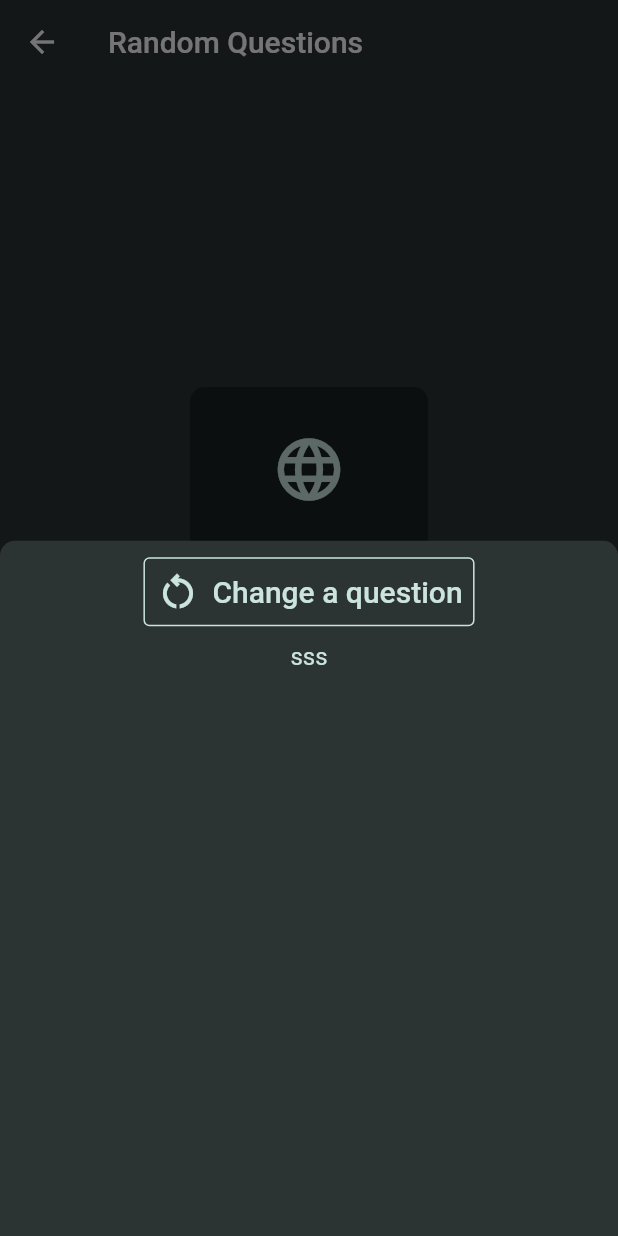
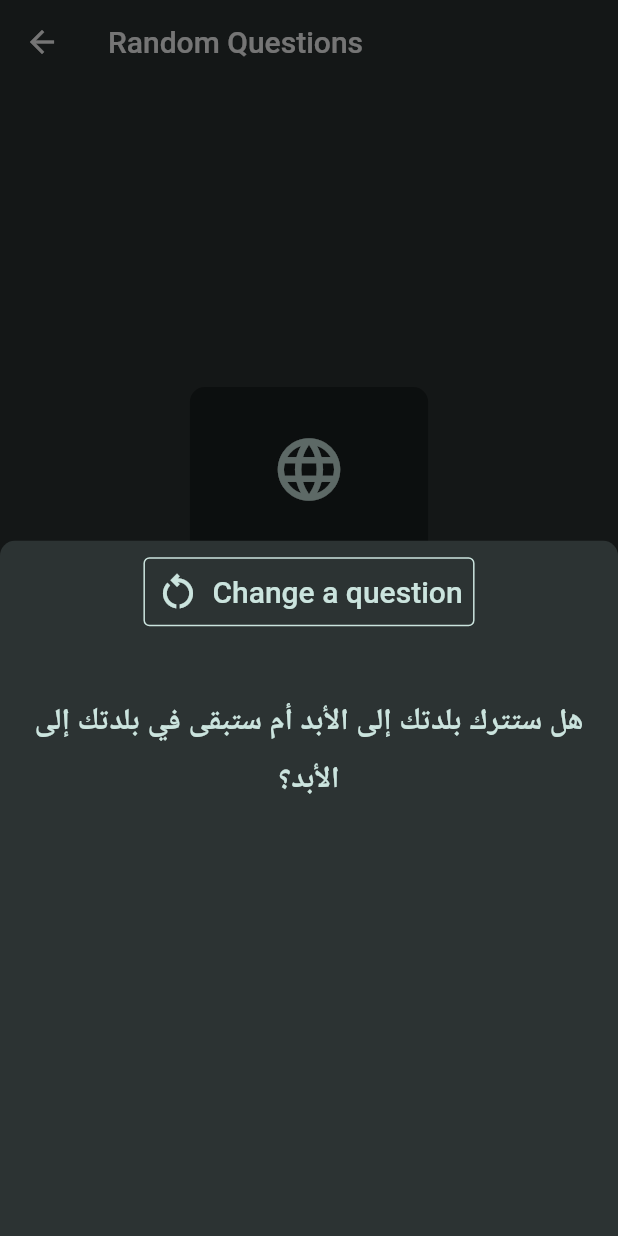
Before and after one commit to eslamelezaby98/trivia_app, a Flutter app: the RandomQuestionsScreen screen opened by its route, after a tap on "باللغة العربية", on a phone screen of 412 x 824 dp. Run offline on Flutter 3.47's test engine with Material 2 defaults, Android fonts, the phone set to English and light mode, and no system bars.

Commit message:
adding provider

```diff
--- a/lib/config/app_routes/generate_routes.dart
+++ b/lib/config/app_routes/generate_routes.dart
@@ -1,6 +1,6 @@
 import 'package:flutter/material.dart';
 import 'package:trivia_app/config/app_routes/app_routes.dart';
-import 'package:trivia_app/views/random_questions/random_questions.dart';
+import 'package:trivia_app/views/random_questions/random_questions_screen.dart';
 import 'package:trivia_app/views/start_screen/start_screen.dart';
 
 class GenerateRoutes {
--- /dev/null
+++ b/lib/data/arabic_questions.dart
@@ -0,0 +1,52 @@
+List arabicQuestions = [
+  "هل ستترك بلدتك إلى الأبد أم ستبقى في بلدتك إلى الأبد؟",
+  "هل هناك تطبيق تكرهه ولكنك تستخدمه على أي حال؟",
+  "إذا أمكنك حبس شخص واحد في مؤسسة عقلية ، فمن سيكون؟",
+  " ما هو أصعب تحد في حياتك حتى الآن؟",
+  " ما هو الشيء المشترك الذي تفكر فيه عندما تكون وحيدا؟",
+  "هل بكيت في فيلم؟",
+  "عندما تقابل شخصًا تنجذب إليه ، ما الذي تلاحظه أولاً؟",
+  "إذا كان لديك كل المال في العالم ، فما هو أول شيء تشتريه؟",
+  " ما الذي تتمنى أن تنجزه الآن في الحياة؟",
+  "ما هي آخر تجربة جعلتك شخصًا أقوى؟",
+  " عندما تبلغ من العمر 90 عامًا ، ما هو الشيء الأكثر أهمية بالنسبة لك؟",
+  "إذا كان بإمكانك أن تكون غير مرئي ، فما هو أول شيء ستفعله؟",
+  " متى كانت آخر مرة اعتذرت فيها؟ لماذا؟",
+  "هل قمت يومًا بالغش على حبيبك؟",
+  "ما هي أطول مدة نمت فيها؟",
+  "اقرأ آخر شيء أرسلته لصديقك المقرب أو شخصًا مهمًا بصوت عالٍ",
+  "ما هو الشيء الوحيد الذي تتمنى أن تكذب بشأنه؟",
+  "ما هي أفضل نصيحة تلقيتها؟",
+  "اذكر الوقت الذي تعتقد أنك كنت فيه شريكًا سيئًا في علاقة عاطفية.",
+  "هل لديك صديق مفضل؟",
+  "ما هو أغرب حلم حلمت به؟",
+  "ما هو أغرب حلم حلمت به؟",
+  "ا هو الشيء الوحيد الذي تفعله فقط عندما تكون بمفردك؟",
+  "ما هي أبرز مواصفات فتاة أحلامك؟",
+  "ما هي أبرز مواصفات فتاة أحلامك؟",
+  "من ستختار من بين الموجودين ليمسح دموعك ويخفف أحزانك؟",
+  "بماذا تشعر تجاه نفسك؟",
+  "هل تكون فكرتك عن الشخص الذي أمامك من مظهره وملابسه؟",
+  "ما الحكمة التي تؤمن بها في حياتك؟",
+  "هل أنت شخص راضٍ عن نفسك أم لا؟",
+  "هل تفضل الزواج من حبيبتك أم الزواج التقليدي؟",
+  "ما هي عادتك اليومية المفضلة؟",
+  "هل تخبر صديقك بكل أسرارك أم تحتفظ ببضع منها لنفسك؟",
+  "كيف ستتصرف إن قام صديقك المقرب بالابتعاد عنك بدون سبب؟",
+  "أي سنة من سنين حياتك كانت الأجمل، وما الذي حدث فيها؟",
+  "كم مرة أحببت في حياتك؟",
+  "من الصديق الذي ستأخذه معه عند سفرك لقضاء عطلتك في أي بلد بعيدة؟",
+  "ما هو الحب بالنسبة لك؟",
+  "هل أنت مؤمن بالحب من النظرة الأولى؟",
+  "ما هو التاريخ الذي لا يمكنك نسيانه أبدًا، ولماذا؟",
+  "ما هو الشيء الذي تحلم بتحقيقه؟",
+  "إن أخطأ صديقك أمام الآخرين، هل سقف معه وتسانده أم ستعترض على خطأه وتنتقده؟",
+  "ماذا ستفعل إن قام صديقك بإفشاء سر يخصك؟",
+  "متى كانت المرة الأخيرة التي قمت خلالها بالبكاء بشدة على أمر ما ؟",
+  "هل سبق وان اتخذت قرار معين وبعدها شعرت بأنك نادم كثيرا على هذا القرار ؟",
+  "هل يأتيك شعور دائم بأنك مظلوم من قبل الآخرين طوال الوقت ولا تحصل على حقوقك بالكامل ؟",
+  "هل أنت شخص مزاجي تتغير حالته المزاجية بشكل سريع جدا أم أن حالتك لا تتأثر بسهولة بالأحداث من حولك ؟",
+  "هل يؤثر فيك كثيرا الآراء التي يطرحها الآخرون عليك والمتعلقة بشخصيتك ؟",
+  "هل قمت بخوض أي تجربة عاطفية؟ وما عدد المرات التي أحببت بها؟",
+  "ما هو الحب الحقيقي في رأيك؟",
+];
--- a/lib/views/random_questions/random_questions.dart
+++ b/lib/views/random_questions/random_questions_screen.dart
@@ -1,8 +1,18 @@
+import 'dart:math';
+
 import 'package:flutter/material.dart';
 import 'package:trivia_app/config/app_theme/app_color.dart';
+import 'package:trivia_app/data/arabic_questions.dart';
 
-class RandomQuestionsScreen extends StatelessWidget {
+class RandomQuestionsScreen extends StatefulWidget {
   const RandomQuestionsScreen({super.key});
+
+  @override
+  State<RandomQuestionsScreen> createState() => _RandomQuestionsScreenState();
+}
+
+class _RandomQuestionsScreenState extends State<RandomQuestionsScreen> {
+  int randomNumber = 0;
 
   @override
   Widget build(BuildContext context) {
@@ -38,10 +48,9 @@ class RandomQuestionsScreen extends StatelessWidget {
                           const SizedBox(height: 10),
                           TextButton.icon(
                             style: TextButton.styleFrom(
-                              side: const BorderSide(
-                                color: AppColor.textColor,
-                              )
-                            ),
+                                side: const BorderSide(
+                              color: AppColor.textColor,
+                            )),
                             label: const Text(
                               "Change a question",
                               style: TextStyle(
@@ -49,20 +58,31 @@ class RandomQuestionsScreen extends StatelessWidget {
                                 fontSize: 20,
                               ),
                             ),
-                            onPressed: () {},
+                            onPressed: () {
+                              setState(() {
+                                Random random = Random();
+                                randomNumber =
+                                    random.nextInt(arabicQuestions.length -1);
+                              });
+                            },
                             icon: const Icon(
                               Icons.restart_alt_outlined,
                               size: 30,
                               color: AppColor.textColor,
                             ),
                           ),
-                          const SizedBox(height: 10),
-                          const Text(
-                            "sss",
-                            textAlign: TextAlign.center,
-                            style: TextStyle(
-                              color: AppColor.textColor,
-                              fontSize: 16,
+                          const SizedBox(height: 30),
+                          Padding(
+                            padding: const EdgeInsets.all(8.0),
+                            child: Text(
+                              arabicQuestions[randomNumber],
+                              textAlign: TextAlign.center,
+                              style: const TextStyle(
+                                color: AppColor.textColor,
+                                fontSize: 20,
+                                fontWeight: FontWeight.bold,
+                                height: 2,
+                              ),
                             ),
                           ),
                         ],
--- a/pubspec.yaml
+++ b/pubspec.yaml
@@ -36,6 +36,7 @@ dependencies:
   # The following adds the Cupertino Icons font to your application.
   # Use with the CupertinoIcons class for iOS style icons.
   cupertino_icons: ^1.0.2
+  provider: ^6.0.5
 
 dev_dependencies:
   flutter_test:
```
Also changed, not shown: pubspec.lock.
